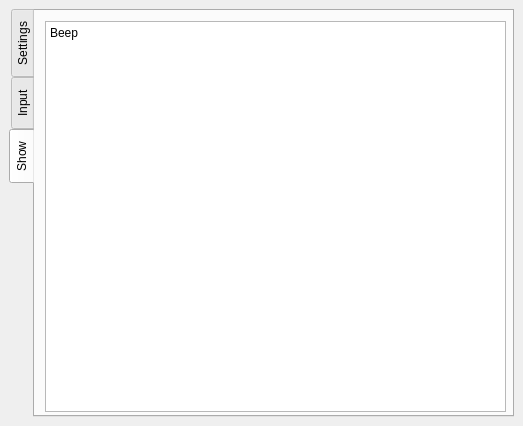
Old version of the form qt/main_window.ui in the repository ELVIS-Project/vis-framework.
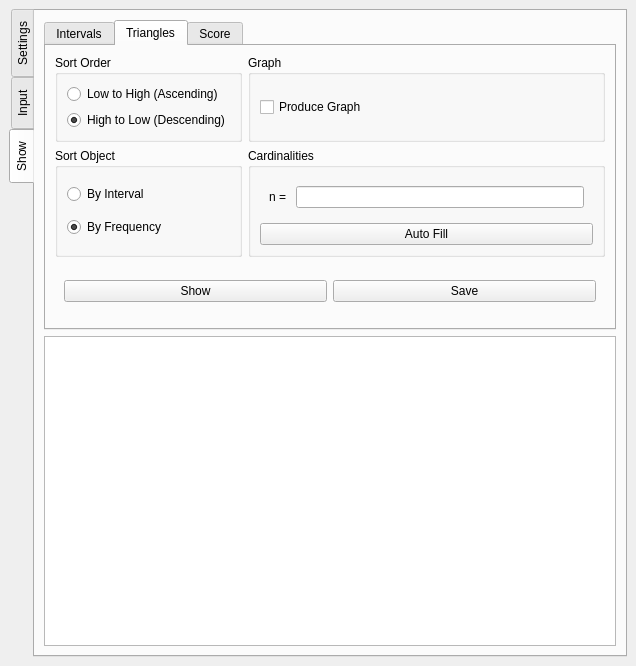
New version of the form. The open tabs and pages were chosen to show the change.

Commit message:
Added "Show" Tab and Basic Implementation
I added widgets for the "Show" functionality of vis, along with a basic
implementation for some of the widgets.

```diff
--- a/qt/main_window.ui
+++ b/qt/main_window.ui
@@ -7,8 +7,8 @@
    <rect>
     <x>0</x>
     <y>0</y>
-    <width>523</width>
-    <height>426</height>
+    <width>636</width>
+    <height>666</height>
    </rect>
   </property>
   <property name="sizePolicy">
@@ -27,8 +27,8 @@
    <string notr="true">vis</string>
   </property>
   <widget class="QWidget" name="centralWidget">
-   <layout class="QGridLayout" name="gridLayout">
-    <item row="0" column="0">
+   <layout class="QVBoxLayout" name="verticalLayout_19">
+    <item>
      <widget class="QTabWidget" name="tabs_main">
       <property name="sizePolicy">
        <sizepolicy hsizetype="MinimumExpanding" vsizetype="MinimumExpanding">
@@ -329,22 +329,306 @@
        <attribute name="title">
         <string>Show</string>
        </attribute>
-       <widget class="QPlainTextEdit" name="txt_results">
-        <property name="geometry">
-         <rect>
-          <x>10</x>
-          <y>10</y>
-          <width>461</width>
-          <height>391</height>
-         </rect>
-        </property>
-        <property name="plainText">
-         <string notr="true">Beep</string>
-        </property>
-        <property name="backgroundVisible">
-         <bool>false</bool>
-        </property>
-       </widget>
+       <layout class="QVBoxLayout" name="verticalLayout_10">
+        <item>
+         <widget class="QTabWidget" name="tabs_output_options">
+          <property name="currentIndex">
+           <number>0</number>
+          </property>
+          <widget class="QWidget" name="tab_intervals">
+           <attribute name="title">
+            <string>Intervals</string>
+           </attribute>
+           <layout class="QGridLayout" name="gridLayout_2">
+            <item row="0" column="0">
+             <widget class="QGroupBox" name="groupBox">
+              <property name="title">
+               <string>Sort Order</string>
+              </property>
+              <layout class="QVBoxLayout" name="verticalLayout_13">
+               <item>
+                <widget class="QRadioButton" name="rdo_ascending_intervals">
+                 <property name="text">
+                  <string>Low to High (Ascending)</string>
+                 </property>
+                </widget>
+               </item>
+               <item>
+                <widget class="QRadioButton" name="rdo_descending_intervals">
+                 <property name="text">
+                  <string>High to Low (Descending)</string>
+                 </property>
+                 <property name="checked">
+                  <bool>true</bool>
+                 </property>
+                </widget>
+               </item>
+              </layout>
+             </widget>
+            </item>
+            <item row="1" column="0">
+             <widget class="QGroupBox" name="groupBox_2">
+              <property name="title">
+               <string>Sort Object</string>
+              </property>
+              <layout class="QVBoxLayout" name="verticalLayout_14">
+               <item>
+                <widget class="QRadioButton" name="rdo_intervals_by_interval">
+                 <property name="text">
+                  <string>By Interval</string>
+                 </property>
+                </widget>
+               </item>
+               <item>
+                <widget class="QRadioButton" name="rdo_intervals_by_frequency">
+                 <property name="text">
+                  <string>By Frequency</string>
+                 </property>
+                 <property name="checked">
+                  <bool>true</bool>
+                 </property>
+                </widget>
+               </item>
+              </layout>
+             </widget>
+            </item>
+            <item row="0" column="1">
+             <widget class="QGroupBox" name="groupBox_3">
+              <property name="title">
+               <string>Graph</string>
+              </property>
+              <layout class="QVBoxLayout" name="verticalLayout_11">
+               <item>
+                <widget class="QCheckBox" name="chk_graph_intervals">
+                 <property name="toolTip">
+                  <string>Output results as a chart rather than a list</string>
+                 </property>
+                 <property name="text">
+                  <string>Produce Graph</string>
+                 </property>
+                </widget>
+               </item>
+              </layout>
+             </widget>
+            </item>
+            <item row="1" column="1">
+             <widget class="QWidget" name="widget" native="true">
+              <layout class="QVBoxLayout" name="verticalLayout_12">
+               <item>
+                <widget class="QPushButton" name="btn_show_intervals">
+                 <property name="toolTip">
+                  <string>Display results below (list), or in a new window (graph)</string>
+                 </property>
+                 <property name="text">
+                  <string>Show</string>
+                 </property>
+                </widget>
+               </item>
+               <item>
+                <widget class="QPushButton" name="btn_save_intervals">
+                 <property name="toolTip">
+                  <string>Save results to a file</string>
+                 </property>
+                 <property name="text">
+                  <string>Save</string>
+                 </property>
+                </widget>
+               </item>
+              </layout>
+             </widget>
+            </item>
+           </layout>
+          </widget>
+          <widget class="QWidget" name="tab_triangles">
+           <attribute name="title">
+            <string>Triangles</string>
+           </attribute>
+           <layout class="QGridLayout" name="gridLayout">
+            <item row="0" column="0">
+             <widget class="QGroupBox" name="groupBox_4">
+              <property name="title">
+               <string>Sort Order</string>
+              </property>
+              <layout class="QVBoxLayout" name="verticalLayout_20">
+               <item>
+                <widget class="QRadioButton" name="rdo_ascending_triangles">
+                 <property name="text">
+                  <string>Low to High (Ascending)</string>
+                 </property>
+                </widget>
+               </item>
+               <item>
+                <widget class="QRadioButton" name="rdo_descending_triangles">
+                 <property name="text">
+                  <string>High to Low (Descending)</string>
+                 </property>
+                 <property name="checked">
+                  <bool>true</bool>
+                 </property>
+                </widget>
+               </item>
+              </layout>
+             </widget>
+            </item>
+            <item row="1" column="0">
+             <widget class="QGroupBox" name="groupBox_5">
+              <property name="title">
+               <string>Sort Object</string>
+              </property>
+              <layout class="QVBoxLayout" name="verticalLayout_21">
+               <item>
+                <widget class="QRadioButton" name="rdo_ngrams_by_ngram">
+                 <property name="text">
+                  <string>By Interval</string>
+                 </property>
+                </widget>
+               </item>
+               <item>
+                <widget class="QRadioButton" name="rdo_ngrams_by_freq">
+                 <property name="text">
+                  <string>By Frequency</string>
+                 </property>
+                 <property name="checked">
+                  <bool>true</bool>
+                 </property>
+                </widget>
+               </item>
+              </layout>
+             </widget>
+            </item>
+            <item row="0" column="1">
+             <widget class="QGroupBox" name="groupBox_6">
+              <property name="title">
+               <string>Graph</string>
+              </property>
+              <layout class="QVBoxLayout" name="verticalLayout_22">
+               <item>
+                <widget class="QCheckBox" name="chk_graph_triangles">
+                 <property name="text">
+                  <string>Produce Graph</string>
+                 </property>
+                </widget>
+               </item>
+              </layout>
+             </widget>
+            </item>
+            <item row="1" column="1">
+             <widget class="QGroupBox" name="groupBox_7">
+              <property name="title">
+               <string>Cardinalities</string>
+              </property>
+              <layout class="QVBoxLayout" name="verticalLayout_24">
+               <item>
+                <widget class="QWidget" name="widget_3" native="true">
+                 <layout class="QHBoxLayout" name="horizontalLayout_4">
+                  <item>
+                   <widget class="QLabel" name="label_4">
+                    <property name="text">
+                     <string>n = </string>
+                    </property>
+                    <property name="buddy">
+                     <cstring>line_show_triangles_n</cstring>
+                    </property>
+                   </widget>
+                  </item>
+                  <item>
+                   <widget class="QLineEdit" name="line_show_triangles_n">
+                    <property name="maxLength">
+                     <number>20</number>
+                    </property>
+                   </widget>
+                  </item>
+                 </layout>
+                </widget>
+               </item>
+               <item>
+                <widget class="QPushButton" name="btn_auto_n">
+                 <property name="text">
+                  <string>Auto Fill</string>
+                 </property>
+                </widget>
+               </item>
+              </layout>
+             </widget>
+            </item>
+            <item row="2" column="0" colspan="2">
+             <widget class="QWidget" name="widget_2" native="true">
+              <layout class="QHBoxLayout" name="horizontalLayout_3">
+               <item>
+                <widget class="QPushButton" name="btn_show_triangles">
+                 <property name="text">
+                  <string>Show</string>
+                 </property>
+                </widget>
+               </item>
+               <item>
+                <widget class="QPushButton" name="btn_save_triangles">
+                 <property name="text">
+                  <string>Save</string>
+                 </property>
+                </widget>
+               </item>
+              </layout>
+             </widget>
+            </item>
+           </layout>
+          </widget>
+          <widget class="QWidget" name="tab_score">
+           <attribute name="title">
+            <string>Score</string>
+           </attribute>
+           <layout class="QVBoxLayout" name="verticalLayout_23">
+            <item>
+             <widget class="QLabel" name="label_5">
+              <property name="text">
+               <string>How much money?</string>
+              </property>
+              <property name="alignment">
+               <set>Qt::AlignCenter</set>
+              </property>
+             </widget>
+            </item>
+            <item>
+             <widget class="QSlider" name="score_slider">
+              <property name="maximum">
+               <number>100</number>
+              </property>
+              <property name="orientation">
+               <enum>Qt::Horizontal</enum>
+              </property>
+              <property name="invertedAppearance">
+               <bool>false</bool>
+              </property>
+              <property name="tickPosition">
+               <enum>QSlider::NoTicks</enum>
+              </property>
+             </widget>
+            </item>
+            <item>
+             <widget class="QProgressBar" name="score_progress">
+              <property name="value">
+               <number>0</number>
+              </property>
+              <property name="format">
+               <string>$%p</string>
+              </property>
+             </widget>
+            </item>
+           </layout>
+          </widget>
+         </widget>
+        </item>
+        <item>
+         <widget class="QPlainTextEdit" name="txt_results">
+          <property name="plainText">
+           <string notr="true"/>
+          </property>
+          <property name="backgroundVisible">
+           <bool>false</bool>
+          </property>
+         </widget>
+        </item>
+       </layout>
       </widget>
      </widget>
     </item>
```
Left out of the diff: 2 changed lines with no effect on the pictures. The commit also changes 5 other files.
